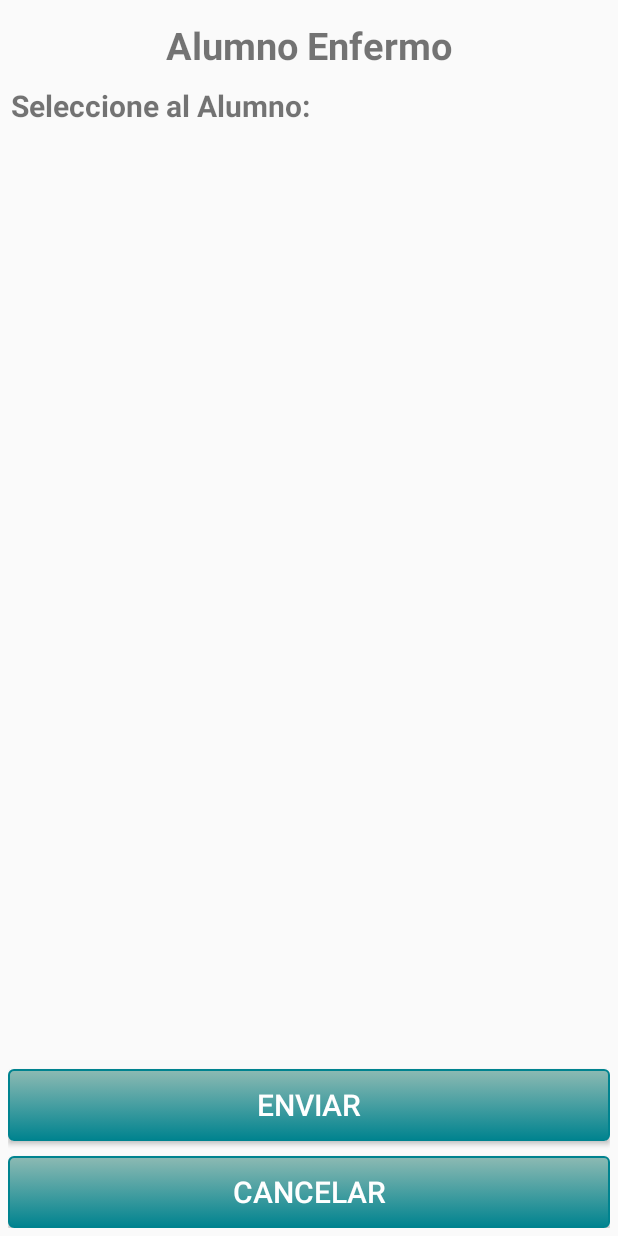
After one commit to mineiko/DolphinMovilidadesMovilidad, an Android app: the layout dialog_alumno_enfermo.xml on its own in the app's theme, with its tools: preview values and no code run, on a phone screen of 412 x 824 dp. The commit adds this screen. Run offline under Robolectric (Android 15) with nearby library versions, the phone set to English and light mode, and no system bars.

```diff
--- a/app/src/main/java/com/tyddolphin/appmovilidad/MainActivity.java
+++ b/app/src/main/java/com/tyddolphin/appmovilidad/MainActivity.java
@@ -26,15 +26,15 @@ public class MainActivity extends AppCompatActivity {
         mViewPager = (ViewPager) findViewById(R.id.container);
         mSeccionesPagerAdapter = new SeccionesPagerAdapter(getSupportFragmentManager());
         mViewPager.setAdapter(mSeccionesPagerAdapter);
-        mViewPager.setOffscreenPageLimit(5);
+        mViewPager.setOffscreenPageLimit(4);
         Tabs.setupWithViewPager(mViewPager);
 
 
         setIconoOnTab(0,R.drawable.ic_person_pin_circle_white_36dp);
         setIconoOnTab(1,R.drawable.ic_report_white_36dp);
         setIconoOnTab(2,R.drawable.ic_account_box_white_36dp);
-        setIconoOnTab(3,R.drawable.ic_settings_white_36dp);
-        setIconoOnTab(4,R.drawable.ic_help_white_36dp);
+        //setIconoOnTab(3,R.drawable.ic_settings_white_36dp);
+        setIconoOnTab(3,R.drawable.ic_help_white_36dp);
 
         SignalR.Iniciar(getApplicationContext());
 
--- a/app/src/main/java/com/tyddolphin/appmovilidad/SeccionesPagerAdapter.java
+++ b/app/src/main/java/com/tyddolphin/appmovilidad/SeccionesPagerAdapter.java
@@ -16,7 +16,7 @@ class SeccionesPagerAdapter extends FragmentPagerAdapter {
             new FragmentIniciarJornada(),
             new FragmentAlertas(),
             new FragmentCuentaMovilidad(),
-            new FragmentConfiguracion(),
+            //new FragmentConfiguracion(),
             new FragmentPreguntasFrecuentes()
     };
 
--- /dev/null
+++ b/app/src/main/res/layout/dialog_alumno_enfermo.xml
@@ -0,0 +1,67 @@
+<?xml version="1.0" encoding="utf-8"?>
+<LinearLayout xmlns:android="http://schemas.android.com/apk/res/android"
+    android:layout_width="match_parent"
+    android:layout_height="match_parent"
+    android:orientation="vertical"
+    android:padding="5dp">
+
+    <TextView
+        android:id="@+id/textView"
+        android:layout_width="wrap_content"
+        android:layout_height="wrap_content"
+        android:layout_gravity="center"
+        android:layout_marginTop="5dp"
+        android:text="Alumno Enfermo"
+        android:textSize="25sp"
+        android:textStyle="bold"
+        android:padding="2dp"/>
+
+    <TextView
+        android:id="@+id/textView2"
+        android:layout_width="wrap_content"
+        android:layout_height="wrap_content"
+        android:layout_gravity="left"
+        android:layout_marginTop="5dp"
+        android:text="Seleccione al Alumno:"
+        android:textSize="20sp"
+        android:textStyle="bold"
+        android:padding="2dp"/>
+    <ScrollView
+        android:layout_width="match_parent"
+        android:layout_height="wrap_content"
+        android:layout_weight="1">
+        <LinearLayout
+            android:id="@+id/LLOListaAlumnos"
+            android:layout_width="match_parent"
+            android:layout_height="wrap_content"
+            android:orientation="vertical"></LinearLayout>
+
+
+    </ScrollView>
+
+        <Button
+            android:layout_gravity="bottom"
+            android:id="@+id/btnEnviar"
+            android:layout_width="match_parent"
+            android:layout_height="wrap_content"
+            android:layout_marginTop="10dp"
+            android:background="@drawable/button"
+            android:text="@string/enviar"
+            android:textSize="20dp"
+            android:textColor="@android:color/white" />
+        <Button
+            android:layout_gravity="bottom"
+            android:id="@+id/btnCancelar"
+            android:layout_width="match_parent"
+            android:layout_height="wrap_content"
+            android:layout_marginTop="10dp"
+            android:background="@drawable/button"
+            android:textSize="20dp"
+            android:text="@string/cancelar"
+            android:textColor="@android:color/white" />
+
+
+
+
+
+</LinearLayout>
```
Also changed, not shown: app/src/main/java/com/tyddolphin/appmovilidad/FragmentAlertas.java (+79 -0 lines), app/src/main/res/layout/fragment_configuracion.xml (+21 -4 lines).
